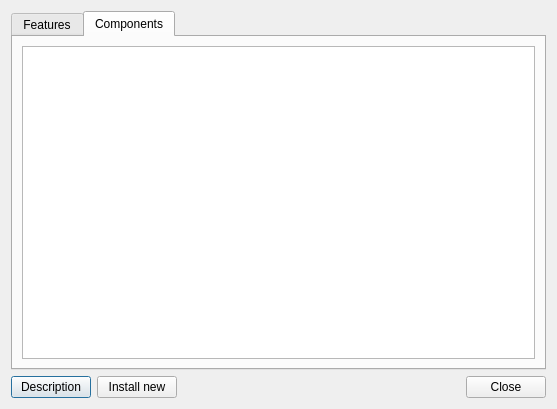
Old version of the form src/components/componentsystemui/ComponentsDialog.ui in the repository yudjin87/tour_du_monde.
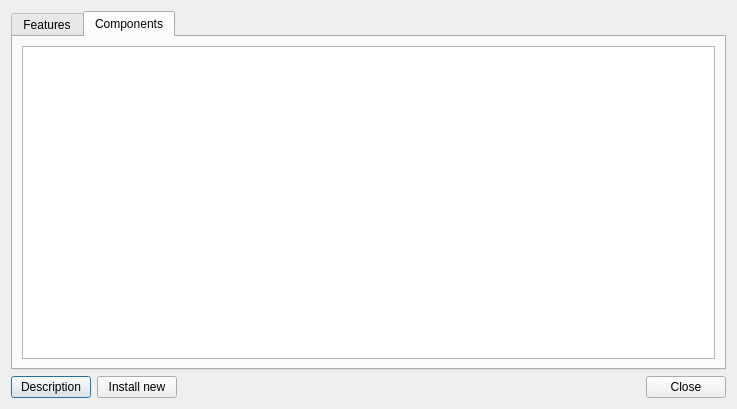
New version of the form.

Patch:
```diff
--- a/src/components/componentsystemui/ComponentsDialog.ui
+++ b/src/components/componentsystemui/ComponentsDialog.ui
@@ -6,7 +6,7 @@
    <rect>
     <x>0</x>
     <y>0</y>
-    <width>557</width>
+    <width>737</width>
     <height>409</height>
    </rect>
   </property>
```
